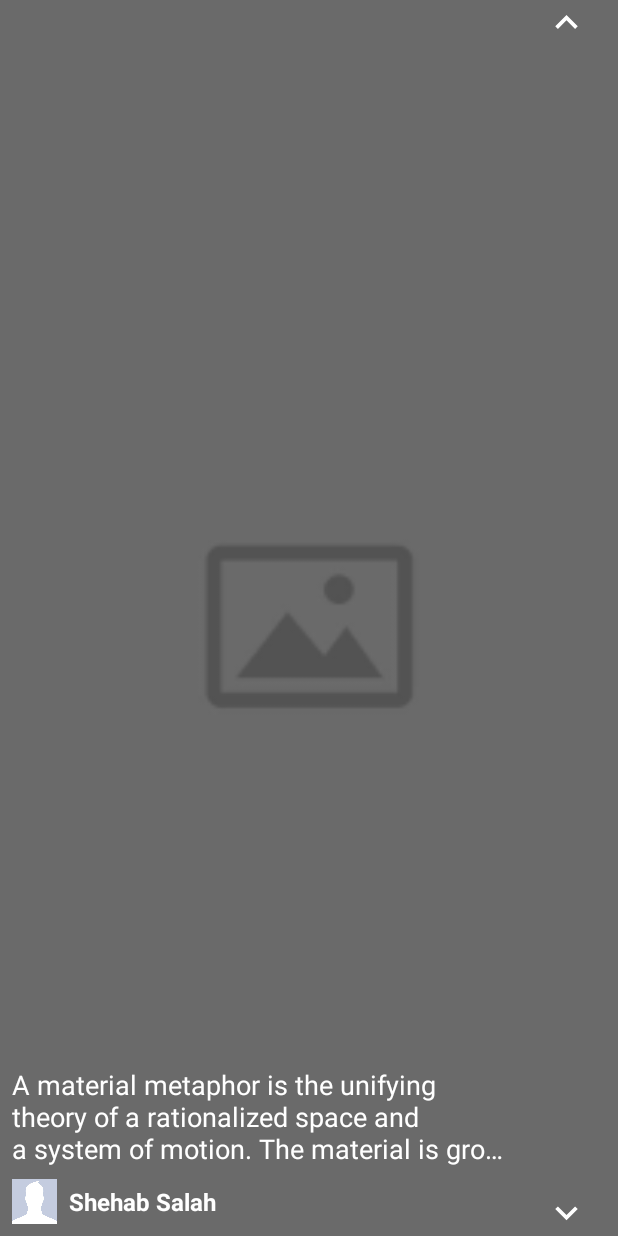
After one commit to ShehabSalah/GeranyApp, an Android app: the layout app_widget_large.xml on its own in the app's theme, with its tools: preview values and no code run, on a phone screen of 412 x 824 dp. The commit adds this screen. Run offline under Robolectric (Android 15) with nearby library versions, the phone set to English and light mode, and no system bars.

Commit message:
Fix tube of bugs

```diff
--- a/app/src/main/java/com/shehabsalah/geranyapp/controllers/GetWidgetData.java
+++ b/app/src/main/java/com/shehabsalah/geranyapp/controllers/GetWidgetData.java
@@ -55,7 +55,6 @@ public class GetWidgetData {
     public ArrayList<RemoteViews> getRemoteViews(final Context context){
 
         ArrayList<Post> posts = getArrayList(context);
-        Log.e("posts size: ", posts.size()+"");
         ArrayList<RemoteViews> remoteViewsArrayList = new ArrayList<>();
 
         if (posts != null){
@@ -80,8 +79,7 @@ public class GetWidgetData {
                 remoteViews.addView(R.id.parent_layout, listView);
                 remoteViewsArrayList.add(remoteViews);
             }
-            return remoteViewsArrayList;
         }
-        return null;
+        return remoteViewsArrayList;
     }
 }
--- a/app/src/main/java/com/shehabsalah/geranyapp/controllers/MyPlacesController.java
+++ b/app/src/main/java/com/shehabsalah/geranyapp/controllers/MyPlacesController.java
@@ -293,4 +293,8 @@ public abstract class MyPlacesController implements LocationListener{
     private void addDefaultLocation(){
         addNewPlace(currentLocation, Config.DEFAULT_PLACE_NAME, true);
     }
+
+    public void addPlace(MyPlaces place){
+        placeRef.child(place.getPlaceId()).setValue(place);
+    }
 }
--- a/app/src/main/java/com/shehabsalah/geranyapp/views/fragments/AddNewLocationFragment.java
+++ b/app/src/main/java/com/shehabsalah/geranyapp/views/fragments/AddNewLocationFragment.java
@@ -169,6 +169,7 @@ public class AddNewLocationFragment extends Fragment {
      * */
     private void beenHere(){
        if (addNewLocationIcon!=null){
+           try{
                addNewLocationIcon.setImageDrawable(ContextCompat.getDrawable(getActivity(), R.drawable.ic_beenhere));
                addNewLocationIcon.setVisibility(View.VISIBLE);
                addNewLocationIcon.setOnClickListener(new View.OnClickListener() {
@@ -181,6 +182,9 @@ public class AddNewLocationFragment extends Fragment {
                addLocationText.setText(R.string.current_place_exist);
                addToPlacesButton.setVisibility(View.GONE);
                progressBar.setVisibility(View.GONE);
+           }catch (NullPointerException e){
+               e.printStackTrace();
+           }
        }
     }
 
--- /dev/null
+++ b/app/src/main/res/layout/app_widget_large.xml
@@ -0,0 +1,93 @@
+<FrameLayout xmlns:android="http://schemas.android.com/apk/res/android"
+    android:layout_width="match_parent"
+    android:layout_height="match_parent"
+    xmlns:tools="http://schemas.android.com/tools"
+    android:background="#09C"
+    android:padding="@dimen/widget_margin">
+    <ImageView
+        android:id="@+id/image_view"
+        android:layout_width="match_parent"
+        android:layout_height="match_parent"
+        android:src="@mipmap/holder"
+        android:scaleType="centerCrop"/>
+    <RelativeLayout
+        android:id="@+id/image_overlay"
+        android:layout_width="match_parent"
+        android:layout_height="match_parent"
+        android:background="@color/black_transparent_color"
+        />
+    <LinearLayout
+        android:orientation="horizontal"
+        android:layout_width="match_parent"
+        android:layout_height="match_parent">
+        <RelativeLayout
+            android:id="@+id/main_view"
+            android:layout_weight="5"
+            android:layout_width="0dp"
+            android:layout_height="match_parent">
+            <LinearLayout
+                android:orientation="vertical"
+                android:layout_width="match_parent"
+                android:layout_height="wrap_content"
+                android:paddingBottom="@dimen/shape_edge_extra_small_padding"
+                android:paddingStart="@dimen/shape_edge_extra_small_padding"
+                android:paddingEnd="0dp"
+                android:layout_alignParentBottom="true">
+                <TextView
+                    android:id="@+id/post_text"
+                    android:layout_width="wrap_content"
+                    android:layout_height="match_parent"
+                    android:layout_marginBottom="@dimen/shape_edge_extra_small_padding"
+                    android:textSize="@dimen/text_normal_size_2"
+                    android:textColor="@color/white_color"
+                    tools:text="@string/large_text"
+                    android:maxLines="3"
+                    android:ellipsize="end"/>
+                <LinearLayout
+                    android:orientation="horizontal"
+                    android:layout_width="match_parent"
+                    android:layout_height="wrap_content"
+                    android:gravity="center_vertical">
+                    <ImageView
+                        android:id="@+id/profile_picture"
+                        android:layout_width="30dp"
+                        android:layout_height="30dp"
+                        android:scaleType="centerCrop"
+                        android:src="@mipmap/profile"/>
+                    <TextView
+                        android:id="@+id/username"
+                        android:layout_width="wrap_content"
+                        android:layout_height="wrap_content"
+                        android:maxLines="1"
+                        android:ellipsize="end"
+                        android:textStyle="bold"
+                        tools:text="@string/username"
+                        android:textColor="@color/white_color"
+                        android:textSize="@dimen/text_medium_size"
+                        android:layout_marginStart="@dimen/shape_edge_extra_small_padding"/>
+
+                </LinearLayout>
+            </LinearLayout>
+
+        </RelativeLayout>
+        <RelativeLayout
+            android:layout_weight="1"
+            android:layout_width="0dp"
+            android:layout_height="match_parent">
+            <ImageView
+                android:id="@+id/move_up"
+                android:layout_width="match_parent"
+                android:layout_height="30dp"
+                android:src="@drawable/ic_keyboard_arrow_up"/>
+            <ImageView
+                android:id="@+id/move_down"
+                android:layout_width="match_parent"
+                android:layout_height="30dp"
+                android:layout_alignParentBottom="true"
+                android:src="@drawable/ic_keyboard_arrow_down"/>
+        </RelativeLayout>
+    </LinearLayout>
+
+
+
+</FrameLayout>
--- a/app/src/main/res/xml/new_app_widget_info.xml
+++ b/app/src/main/res/xml/new_app_widget_info.xml
@@ -6,5 +6,5 @@
     android:minWidth="180dp"
     android:previewImage="@mipmap/gerany_logo_png"
     android:resizeMode="horizontal|vertical"
-    android:updatePeriodMillis="0"
+    android:updatePeriodMillis="1800000"
     android:widgetCategory="home_screen"/>
```
Also changed, not shown: app/src/main/java/com/shehabsalah/geranyapp/views/activities/MainActivity.java (+24 -3 lines), app/src/main/java/com/shehabsalah/geranyapp/views/activities/NewPostActivity.java (+36 -11 lines), app/src/main/java/com/shehabsalah/geranyapp/views/adapters/MyPlacesListAdapter.java (+9 -3 lines), app/src/main/java/com/shehabsalah/geranyapp/views/fragments/PostFragment.java (+17 -27 lines). Lines whose indentation alone changed are shown as unchanged.
